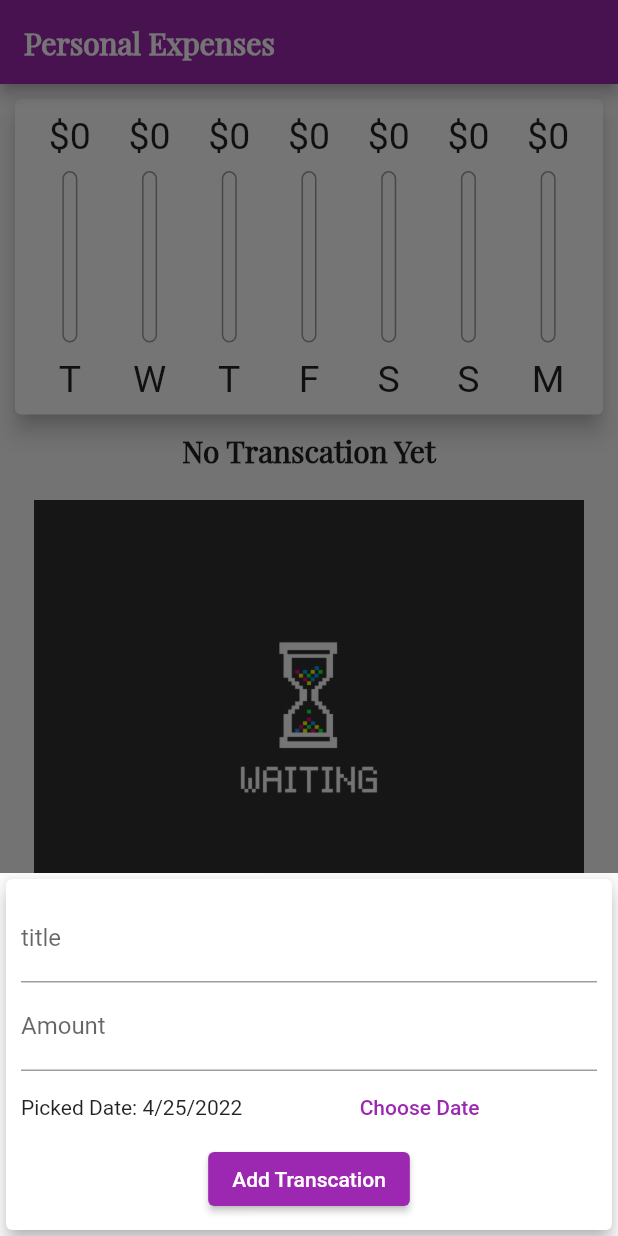
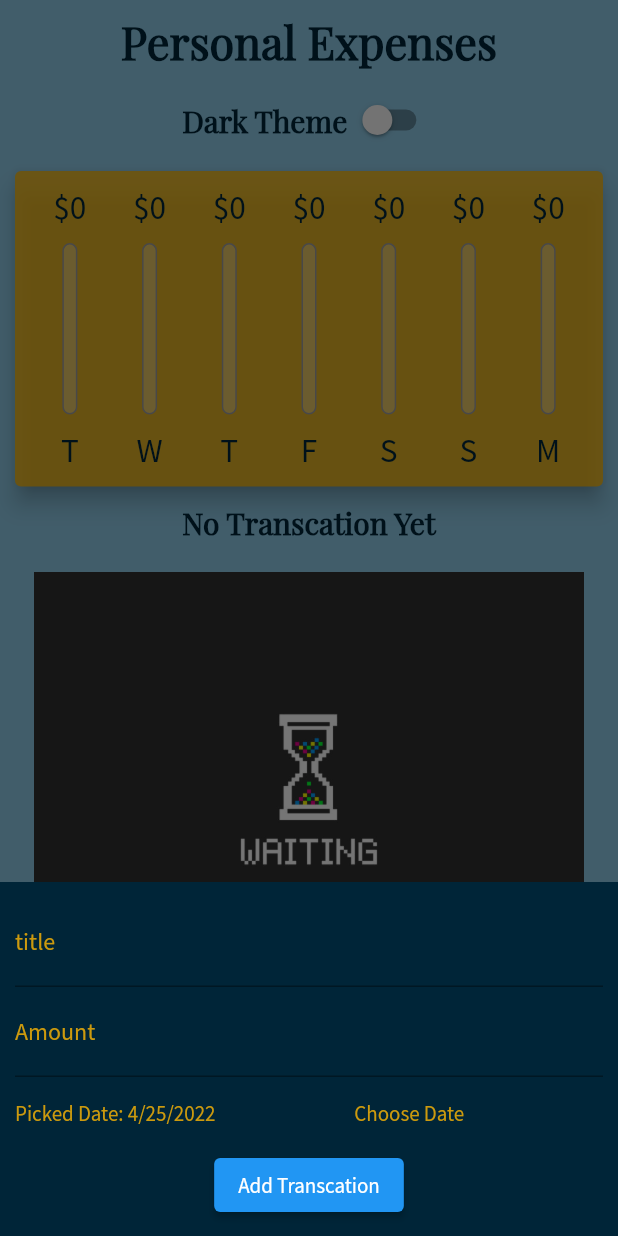
Before and after one commit to alphakzt99/expense, a Flutter app: the screen it shows after launch, after a tap on the "add" icon, on a phone screen of 412 x 824 dp. Run offline on Flutter 3.47's test engine with Material 2 defaults, Android fonts, the phone set to English and light mode, and no system bars; project files that could hold a hidden picture were left out.

Commit message:
dark mode

```diff
--- a/lib/main.dart
+++ b/lib/main.dart
@@ -5,6 +5,7 @@ import 'package:expense/widget/user_transcations.dart';
 import 'package:expense/models/transcations.dart';
 
 void main() => runApp(Home());
+bool _theme = false;
 
 class Home extends StatelessWidget {
   const Home({Key? key}) : super(key: key);
@@ -15,15 +16,16 @@ class Home extends StatelessWidget {
         debugShowCheckedModeBanner: false,
         home: Expense(),
         theme: ThemeData(
-          primarySwatch: Colors.purple,
+
+          primaryColor: Color.fromRGBO(255, 183, 3, 0.8),
+          primaryColorDark: Color.fromRGBO(0, 37, 56, 1),
+          primaryColorLight: Color.fromRGBO(142, 202, 230, 1),
           fontFamily: 'SourceSansPro',
           errorColor: Theme.of(context).errorColor,
           buttonTheme:
               ThemeData.dark().buttonTheme.copyWith(buttonColor: Colors.purple),
           //textTheme define globally and use ThemeData
-          textTheme: ThemeData.light().textTheme.copyWith(
-              headline6: TextStyle(
-                  fontFamily: 'PlayfairDisplay', fontWeight: FontWeight.w600)),
+
         ));
   }
 }
@@ -52,6 +54,7 @@ class _ExpenseState extends State<Expense> {
 
   void _startNewTranscation() {
     showModalBottomSheet(
+        backgroundColor: Theme.of(context).primaryColorDark,
         context: context,
         builder: (bctx) {
           return UserTranscations(_addTranscation);
@@ -76,10 +79,48 @@ class _ExpenseState extends State<Expense> {
         onPressed: _startNewTranscation,
       ),
       appBar: AppBar(
-        title: Text('Personal Expenses'),
+        centerTitle: true,
+        elevation: 0,
+        backgroundColor: _theme
+            ? Theme.of(context).primaryColorDark
+            : Theme.of(context).primaryColorLight,
+        title: Text(
+          'Personal Expenses',
+          style: TextStyle(
+            fontFamily: "PlayFairDisplay",
+            fontSize: 30,
+            fontWeight: FontWeight.bold,
+              color: _theme
+                  ? Theme.of(context).primaryColor
+                  : Theme.of(context).primaryColorDark),
+        ),
       ),
       body: Container(
+          color: _theme
+              ? Theme.of(context).primaryColorDark
+              : Theme.of(context).primaryColorLight,
           child: Column(children: [
+            Row(
+              mainAxisAlignment: MainAxisAlignment.center,
+              children: [
+                Text("Dark Theme",
+                    style: TextStyle(
+                      fontFamily: "PlayFairDisplay",
+                      fontWeight: FontWeight.w700,
+                        fontSize: 20,
+                        color: _theme
+                            ? Theme.of(context).primaryColor
+                            : Theme.of(context).primaryColorDark)),
+                Switch(
+                    activeColor: Theme.of(context).primaryColor,
+                    value: _theme,
+                    onChanged: (val) {
+                      setState(() {
+                        _theme = val;
+                      });
+                    }),
+              ],
+            ),
             if (isLandscape)
               Row(
                 mainAxisAlignment: MainAxisAlignment.center,
@@ -96,12 +137,13 @@ class _ExpenseState extends State<Expense> {
               ),
             if (!isLandscape)
               Container(
+
                   height: (MediaQuery.of(context).size.height -
                           AppBar().preferredSize.height -
                           MediaQuery.of(context).padding.top) *
                       0.3,
                   child: Chart(
-                usertranscations,
+                    usertranscations,_theme
                   )),
             if (!isLandscape)
               Container(
@@ -109,8 +151,8 @@ class _ExpenseState extends State<Expense> {
                         AppBar().preferredSize.height -
                         MediaQuery.of(context).padding.top) *
                     0.6,
-            child: NewTranscations(
-                usertranscations, _deleteTranscations, _addTranscation),
+                child: NewTranscations(usertranscations, _deleteTranscations,
+                    _addTranscation, _theme),
               ),
             if (isLandscape)
               _changed
@@ -120,15 +162,15 @@ class _ExpenseState extends State<Expense> {
                               MediaQuery.of(context).padding.top) *
                           0.7,
                       child: Chart(
-                    usertranscations,
+                        usertranscations,_theme
                       ))
                   : Container(
                       height: (MediaQuery.of(context).size.height -
                               AppBar().preferredSize.height -
                               MediaQuery.of(context).padding.top) *
                           0.7,
-                  child: NewTranscations(
-                      usertranscations, _deleteTranscations, _addTranscation),
+                      child: NewTranscations(usertranscations,
+                          _deleteTranscations, _addTranscation, _theme),
                     ),
           ])),
     );
--- a/lib/widget/TranscationItem.dart
+++ b/lib/widget/TranscationItem.dart
@@ -1,38 +1,48 @@
 import 'package:flutter/material.dart';
 import 'package:intl/intl.dart';
 import 'package:expense/models/transcations.dart';
+
 class TranscationItem extends StatelessWidget {
-  const TranscationItem({
-    Key? key,
-    required this.transcation,
-    required this.deleteTX
-  }) : super(key: key);
+  TranscationItem(
+      {Key? key,
+      required this.transcation,
+      required this.deleteTX,
+      required this.theme})
+      : super(key: key);
   final Transcations transcation;
   final Function deleteTX;
-
+  final bool theme;
   @override
   Widget build(BuildContext context) {
+    var color1 = Theme.of(context).primaryColor;
+    var color2 = Theme.of(context).primaryColorDark;
+    var color3 = Theme.of(context).primaryColorLight;
     return Card(
         margin: EdgeInsets.symmetric(vertical: 20, horizontal: 15),
         elevation: 6,
         child: ListTile(
+          tileColor: theme? color1:color2,
           leading: CircleAvatar(
+              backgroundColor: theme ? color2 : color1,
               radius: 30.0,
               child: FittedBox(
                 child: Text(
-                    "\$${transcation.amount}"),
+                  "\$${transcation.amount}",
+                  style: TextStyle(color: theme? color3:color2),
+                ),
               )),
           title: Text(
             transcation.title,
-            style: Theme.of(context).textTheme.headline6,
+            style: TextStyle(fontSize: 25, color: theme ? color2 : color1),
           ),
-          subtitle: Text(DateFormat.yMMMd()
-              .format(transcation.date)),
+          subtitle: Text(
+            DateFormat.yMMMd().format(transcation.date),
+            style: TextStyle(color: theme ? color2 : color1),
+          ),
           trailing: MediaQuery.of(context).size.width > 400
               ? TextButton.icon(
                   onPressed: () {
-                    deleteTX(
-                        transcation.id);
+                    deleteTX(transcation.id);
                   },
                   icon: Icon(
                     Icons.delete,
@@ -40,15 +50,13 @@ class TranscationItem extends StatelessWidget {
                   ),
                   label: Text(
                     'Delete',
-                    style: TextStyle(
-                        color: Theme.of(context).errorColor),
+                    style: TextStyle(color: Theme.of(context).errorColor),
                   ),
                 )
               : IconButton(
-                  icon: Icon(Icons.edit),
+                  icon: Icon(Icons.delete),
                   onPressed: () {
-                    deleteTX(
-                        transcation.id);
+                    deleteTX(transcation.id);
                   },
                   color: Theme.of(context).errorColor,
                 ),
--- a/lib/widget/chart-bar.dart
+++ b/lib/widget/chart-bar.dart
@@ -1,10 +1,16 @@
 import 'package:flutter/material.dart';
 
 class ChartBar extends StatelessWidget {
+  bool _theme;
   final String label;
   final double amount;
   final double totalspending;
-  ChartBar(this.label, this.amount, this.totalspending);
+  ChartBar(
+    this.label,
+    this.amount,
+    this.totalspending,
+    this._theme
+  );
 
   @override
   Widget build(BuildContext context) {
@@ -14,9 +20,14 @@ class ChartBar extends StatelessWidget {
           Container(
             height: constraints.maxHeight * 0.15,
             child: FittedBox(
-              child: Text('\$${amount.toStringAsFixed(0)}')),
+                child: Text(
+              '\$${amount.toStringAsFixed(0)}',
+              style: TextStyle(color: Theme.of(context).primaryColorDark),
+            )),
           ),
-          SizedBox(height: constraints.maxHeight * 0.05,),
+          SizedBox(
+            height: constraints.maxHeight * 0.05,
+          ),
           Container(
             height: constraints.maxHeight * 0.6,
             width: 10,
@@ -34,17 +45,23 @@ class ChartBar extends StatelessWidget {
                         heightFactor: totalspending,
                         child: Container(
                           decoration: BoxDecoration(
-                              color: Theme.of(context).primaryColor,
+                              color: _theme ? Theme.of(context).primaryColor : Theme.of(context).primaryColorDark,
                               borderRadius: BorderRadius.circular(10)),
                         ),
                       )
               ],
             ),
           ),
-          SizedBox(height: constraints.maxHeight * 0.05,),
+          SizedBox(
+            height: constraints.maxHeight * 0.05,
+          ),
           Container(
-            height: constraints.maxHeight * 0.15,
-            child: FittedBox(child: Text(label)))
+              height: constraints.maxHeight * 0.15,
+              child: FittedBox(
+                  child: Text(
+                label,
+                style: TextStyle(color: Theme.of(context).primaryColorDark),
+              )))
         ],
       );
     });
--- a/lib/widget/chart.dart
+++ b/lib/widget/chart.dart
@@ -4,9 +4,11 @@ import 'package:expense/models/transcations.dart';
 import 'package:intl/intl.dart';
 
 class Chart extends StatefulWidget {
+  bool _theme;
   final List<Transcations> recentTranscations;
   Chart(
     this.recentTranscations,
+    this._theme,
   );
 
   @override
@@ -41,6 +43,7 @@ class _ChartState extends State<Chart> {
   @override
   Widget build(BuildContext context) {
     return Card(
+      color: widget._theme ? Theme.of(context).primaryColorLight:Theme.of(context).primaryColor,
       elevation: 6,
       margin: EdgeInsets.all(10),
       child: Padding(
@@ -52,7 +55,7 @@ class _ChartState extends State<Chart> {
               return ChartBar(
                   data['day'].toString(),
                   (data['amount'] as double),
-                  (data['amount'] as double) / totalspending);
+                  (data['amount'] as double) / totalspending,widget._theme);
             }).toList()
           ],
         ),
--- a/lib/widget/new_transcations.dart
+++ b/lib/widget/new_transcations.dart
@@ -2,36 +2,32 @@ import 'package:flutter/material.dart';
 import 'package:expense/widget/TranscationItem.dart';
 
 class NewTranscations extends StatefulWidget {
+  bool _theme;
   List userTranscations = [];
   final Function add;
   Function deleteTranscations;
   NewTranscations(
-    this.userTranscations,
-    this.deleteTranscations,
-    this.add,
-  );
+      this.userTranscations, this.deleteTranscations, this.add, this._theme);
 
   @override
   _NewTranscationsState createState() => _NewTranscationsState();
 }
 
 class _NewTranscationsState extends State<NewTranscations> {
-  void _editTranscations(
-      String id, String title, double amount, DateTime date) {
-    widget.userTranscations.remove(title);
-    widget.userTranscations.remove(amount);
-    widget.userTranscations.remove(date);
-  }
-
   Widget build(BuildContext context) {
-    var size = MediaQuery.of(context).size;
     return widget.userTranscations.isEmpty
         ? LayoutBuilder(
             builder: (context2, constraints) => Column(
               children: [
                 Text(
                   'No Transcation Yet',
-                  style: Theme.of(context).textTheme.headline6,
+                  style: TextStyle(
+                    fontFamily: "PlayFairDisplay",
+                    fontWeight: FontWeight.w700,
+                      fontSize: 20,
+                      color: widget._theme
+                          ? Theme.of(context).primaryColor
+                          : Theme.of(context).primaryColorDark),
                 ),
                 SizedBox(
                   height: 20,
@@ -47,7 +43,11 @@ class _NewTranscationsState extends State<NewTranscations> {
           )
         : ListView.builder(
             itemBuilder: (context1, index) {
-              return TranscationItem(transcation: widget.userTranscations[index],deleteTX: widget.deleteTranscations,);
+              return TranscationItem(
+                transcation: widget.userTranscations[index],
+                deleteTX: widget.deleteTranscations,
+                theme: widget._theme,
+              );
             },
             itemCount: widget.userTranscations.length,
           );
--- a/lib/widget/user_transcations.dart
+++ b/lib/widget/user_transcations.dart
@@ -48,8 +48,6 @@ class _UserTranscationsState extends State<UserTranscations> {
   @override
   Widget build(BuildContext context) {
     return SingleChildScrollView(
-      child: Card(
-        elevation: 5,
       child: Container(
         padding: EdgeInsets.only(
             top: 10,
@@ -60,12 +58,18 @@ class _UserTranscationsState extends State<UserTranscations> {
           mainAxisAlignment: MainAxisAlignment.end,
           children: [
             TextField(
-                decoration: InputDecoration(labelText: "title"),
+              style: TextStyle(color: Theme.of(context).primaryColor),
+              decoration: InputDecoration(
+                  labelText: "title",
+                  labelStyle: TextStyle(color: Theme.of(context).primaryColor)),
               controller: titlecontroller,
               onSubmitted: (arg) => submitData(),
             ),
             TextField(
-                decoration: InputDecoration(labelText: "Amount"),
+              style: TextStyle(color: Theme.of(context).primaryColor),
+              decoration: InputDecoration(
+                  labelText: "Amount",
+                  labelStyle: TextStyle(color: Theme.of(context).primaryColor)),
               controller: amountcontroller,
               keyboardType: TextInputType.number,
               onSubmitted: (arg) => submitData(),
@@ -73,23 +77,26 @@ class _UserTranscationsState extends State<UserTranscations> {
             Row(
               children: [
                 // ignore: unnecessary_null_comparison
-                  Text(selectedDate == null
+                Text(
+                  selectedDate == null
                       ? "Nothing yet"
-                      : 'Picked Date: ${DateFormat.yMd().format(selectedDate)}'),
+                      : 'Picked Date: ${DateFormat.yMd().format(selectedDate)}',
+                  style: TextStyle(color: Theme.of(context).primaryColor),
+                ),
                 Flexible(
                   fit: FlexFit.tight,
                   child: TextButton(
                       onPressed: _datepicker,
                       child: Text(
                         'Choose Date',
-                          style: TextStyle(color: Colors.purple),
+                        style: TextStyle(color: Theme.of(context).primaryColor),
                       )),
                 )
               ],
             ),
-              ElevatedButton(onPressed: submitData, child: Text("Add Transcation"))
+            ElevatedButton(
+                onPressed: submitData, child: Text("Add Transcation"))
           ],
-          ),
         ),
       ),
     );
```
Lines whose indentation alone changed are shown as unchanged.
